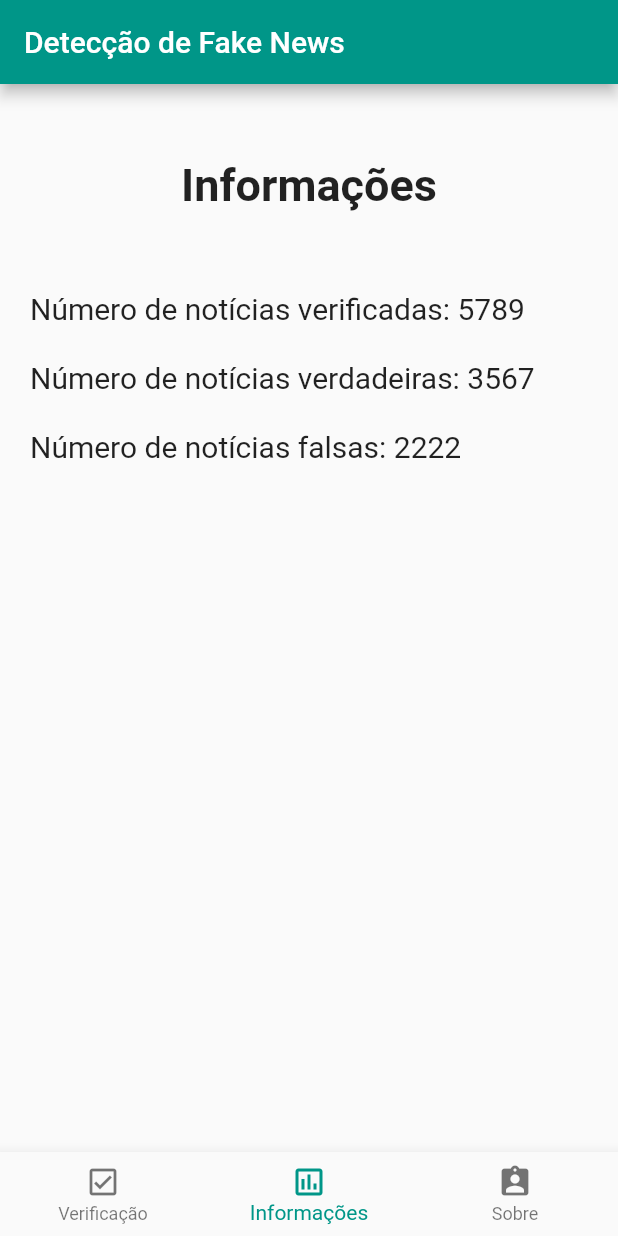
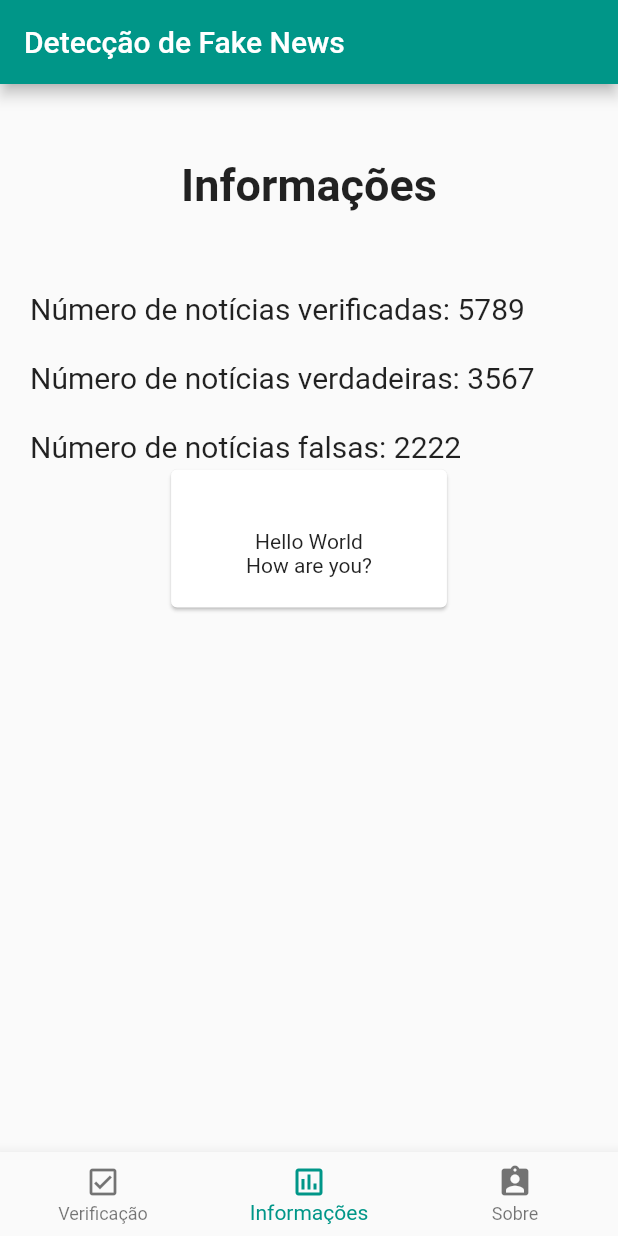
Before and after one commit to omathiasschulz/flutter-get-and-post, a Flutter app: the screen it shows after launch, item 2 of the bottom bar chosen, on a phone screen of 412 x 824 dp. Run offline on Flutter 3.47's test engine with Material 2 defaults, Android fonts, the phone set to English and light mode, and no system bars; our stand-ins replace splashscreen.

Commit message:
[ADD] Adicionado as novas classes, dependencias, atualizado o main e adicionado uma coluna no model chamada fakenews

```diff
--- a/app/lib/main.dart
+++ b/app/lib/main.dart
@@ -277,6 +277,23 @@ class PageInformacoes extends StatelessWidget {
                   ]),
                 ),
               ),
+              // adiciona os cards
+              new Card(
+                child: new Container(
+                  padding: new EdgeInsets.only(
+                    left: 50.0,
+                    right: 50.0,
+                    top: 40,
+                    bottom: 20,
+                  ),
+                  child: new Column(
+                    children: <Widget>[
+                      new Text('Hello World'),
+                      new Text('How are you?')
+                    ],
+                  ),
+                ),
+              ),
             ],
           ),
         ),
--- a/app/lib/noticia/NoticiaModel.dart
+++ b/app/lib/noticia/NoticiaModel.dart
@@ -1,17 +1,20 @@
 
+/// Classe que representa a entidade notícia
 class NoticiaModel {
   int id;
   String title;
   String text;
   String userEmail;
+  bool fakeNews;
 
-  NoticiaModel({this.id, this.title, this.text, this.userEmail});
+  NoticiaModel({this.id, this.title, this.text, this.userEmail, this.fakeNews});
 
   NoticiaModel.fromJson(Map<String, dynamic> json) {
     id = json['id'];
     title = json['title'];
     text = json['text'];
     userEmail = json['userEmail'];
+    fakeNews = json['fakeNews'];
   }
 
   Map<String, dynamic> toJson() {
@@ -20,6 +23,7 @@ class NoticiaModel {
     data['title'] = this.title;
     data['text'] = this.text;
     data['userEmail'] = this.userEmail;
+    data['fakeNews'] = this.fakeNews;
     return data;
   }
 }
--- /dev/null
+++ b/app/lib/noticia/NoticiaUI.dart
@@ -0,0 +1 @@
+// busca todas as notícias
--- /dev/null
+++ b/app/lib/noticia/NoticiaUISingle.dart
@@ -0,0 +1 @@
+// busca uma notícia específica
--- a/app/pubspec.yaml
+++ b/app/pubspec.yaml
@@ -24,6 +24,10 @@ dependencies:
   flutter:
     sdk: flutter
   splashscreen: ^1.2.0
+  # utilizado para realizar as requisições
+  http: ^0.12.0+2
+  # verifica o estado das conexões com o servidor
+  connectivity: ^0.4.3+2
 
 
   # The following adds the Cupertino Icons font to your application.
```
Also changed, not shown: api/data/data.json (+6 -3 lines), app/lib/conexao/Endpoints.dart (added), app/pubspec.lock, 1 other file.
